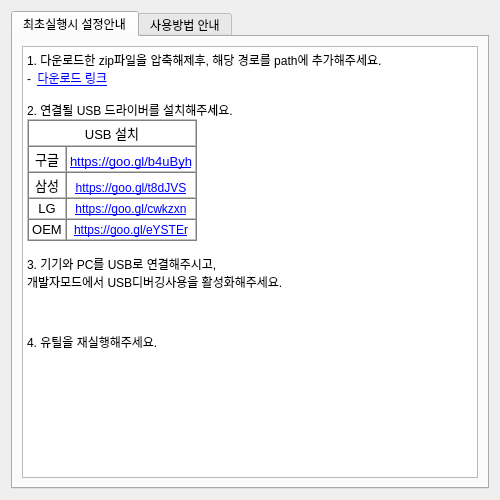
First picture: the form in optionSrc.ui, repository jeongjeongguk/ADB_pyQT5, before the edit.
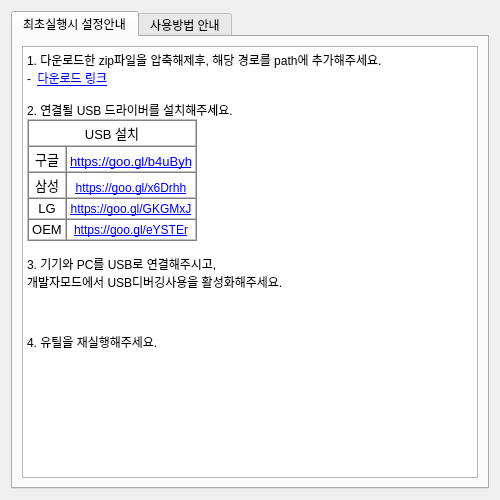
Second picture: the form after the edit. Icons and pictures are not drawn.

Commit message: LG,삼성 usb 드라이버 링크 수정 (찾기가 너무힘들어서 다이렉트주소로 변경)

The edit to the form file:
```diff
--- a/optionSrc.ui
+++ b/optionSrc.ui
@@ -79,12 +79,12 @@
 &lt;td style=&quot; vertical-align:bottom; padding-left:3; padding-right:3; padding-top:2; padding-bottom:2;&quot;&gt;
 &lt;p align=&quot;center&quot; style=&quot; margin-top:0px; margin-bottom:0px; margin-left:0px; margin-right:0px; -qt-block-indent:0; text-indent:0px;&quot;&gt;&lt;span style=&quot; font-family:'arial,sans,sans-serif'; font-size:13px;&quot;&gt;삼성&lt;/span&gt;&lt;/p&gt;&lt;/td&gt;
 &lt;td style=&quot; vertical-align:bottom; padding-left:3; padding-right:3; padding-top:2; padding-bottom:2;&quot;&gt;
-&lt;p align=&quot;center&quot; style=&quot; margin-top:0px; margin-bottom:0px; margin-left:0px; margin-right:0px; -qt-block-indent:0; text-indent:0px;&quot;&gt;&lt;a href=&quot;https://goo.gl/t8dJVS&quot;&gt;&lt;span style=&quot; font-family:'arial,sans,sans-serif'; text-decoration: underline; color:#0000ff;&quot;&gt;https://goo.gl/t8dJVS&lt;/span&gt;&lt;/a&gt;&lt;/p&gt;&lt;/td&gt;&lt;/tr&gt;
+&lt;p align=&quot;center&quot; style=&quot; margin-top:0px; margin-bottom:0px; margin-left:0px; margin-right:0px; -qt-block-indent:0; text-indent:0px;&quot;&gt;&lt;a href=&quot;https://goo.gl/x6Drhh&quot;&gt;&lt;span style=&quot; text-decoration: underline; color:#0000ff;&quot;&gt;https://goo.gl/x6Drhh&lt;/span&gt;&lt;/a&gt;&lt;/p&gt;&lt;/td&gt;&lt;/tr&gt;
 &lt;tr&gt;
 &lt;td style=&quot; vertical-align:bottom; padding-left:3; padding-right:3; padding-top:2; padding-bottom:2;&quot;&gt;
 &lt;p align=&quot;center&quot; style=&quot; margin-top:0px; margin-bottom:0px; margin-left:0px; margin-right:0px; -qt-block-indent:0; text-indent:0px;&quot;&gt;&lt;span style=&quot; font-family:'arial,sans,sans-serif'; font-size:13px;&quot;&gt;LG&lt;/span&gt;&lt;/p&gt;&lt;/td&gt;
 &lt;td style=&quot; vertical-align:bottom; padding-left:3; padding-right:3; padding-top:2; padding-bottom:2;&quot;&gt;
-&lt;p align=&quot;center&quot; style=&quot; margin-top:0px; margin-bottom:0px; margin-left:0px; margin-right:0px; -qt-block-indent:0; text-indent:0px;&quot;&gt;&lt;a href=&quot;https://goo.gl/cwkzxn&quot;&gt;&lt;span style=&quot; font-family:'arial,sans,sans-serif'; text-decoration: underline; color:#0000ff;&quot;&gt;https://goo.gl/cwkzxn&lt;/span&gt;&lt;/a&gt;&lt;/p&gt;&lt;/td&gt;&lt;/tr&gt;
+&lt;p align=&quot;center&quot; style=&quot; margin-top:0px; margin-bottom:0px; margin-left:0px; margin-right:0px; -qt-block-indent:0; text-indent:0px;&quot;&gt;&lt;a href=&quot;https://goo.gl/GKGMxJ&quot;&gt;&lt;span style=&quot; text-decoration: underline; color:#0000ff;&quot;&gt;https://goo.gl/GKGMxJ&lt;/span&gt;&lt;/a&gt;&lt;/p&gt;&lt;/td&gt;&lt;/tr&gt;
 &lt;tr&gt;
 &lt;td style=&quot; vertical-align:bottom; padding-left:3; padding-right:3; padding-top:2; padding-bottom:2;&quot;&gt;
 &lt;p align=&quot;center&quot; style=&quot; margin-top:0px; margin-bottom:0px; margin-left:0px; margin-right:0px; -qt-block-indent:0; text-indent:0px;&quot;&gt;&lt;span style=&quot; font-family:'arial,sans,sans-serif'; font-size:13px;&quot;&gt;OEM&lt;/span&gt;&lt;/p&gt;&lt;/td&gt;
```
The commit also changes 1 other file.
